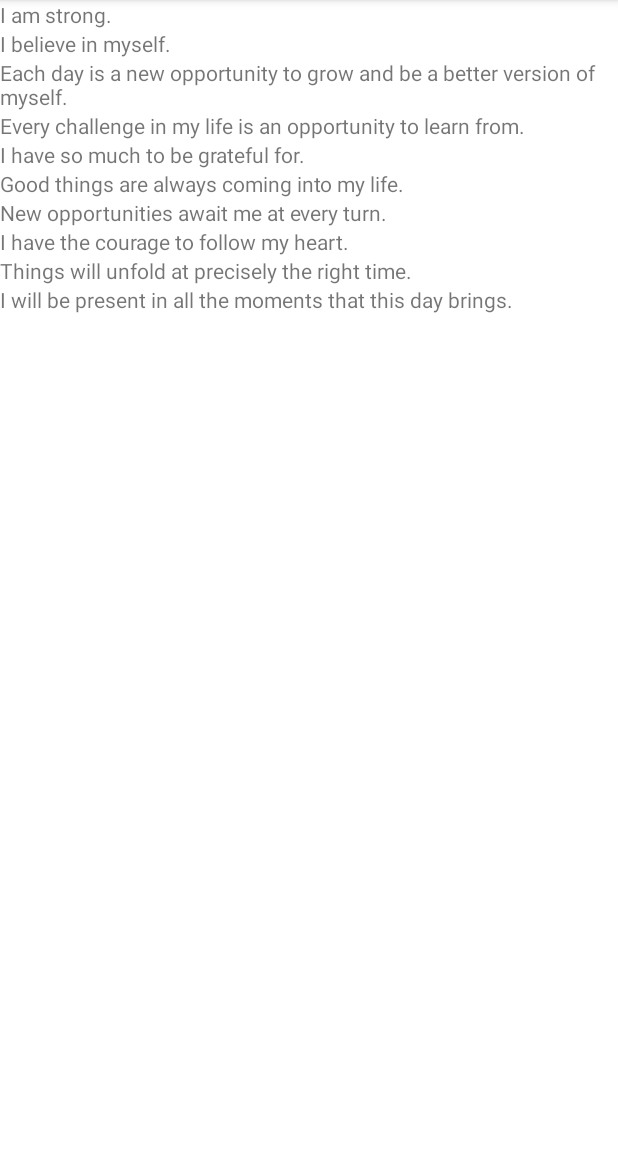
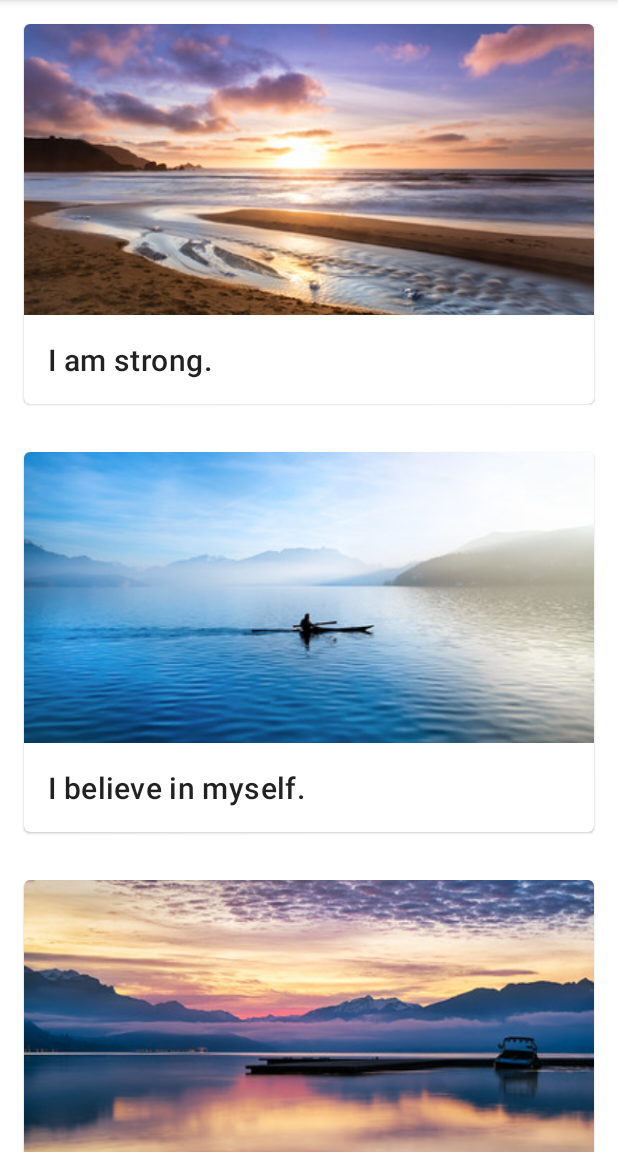
Before and after one commit to shahabsaalami/mft-mashhad-2022-autumn, an Android app: the screen it shows after launch (MainActivity), on a phone screen of 412 x 824 dp, the part 84-1236 px from its top. Run offline under Robolectric (Android 15) with nearby library versions, the phone set to English and light mode, and no system bars.

Commit message:
add image and  Material card view

```diff
--- a/app/src/main/java/com/example/myapplication/adapter/ItemAdapter.kt
+++ b/app/src/main/java/com/example/myapplication/adapter/ItemAdapter.kt
@@ -4,6 +4,7 @@ import android.content.Context
 import android.view.LayoutInflater
 import android.view.View
 import android.view.ViewGroup
+import android.widget.ImageView
 import android.widget.TextView
 import androidx.recyclerview.widget.RecyclerView
 import com.example.myapplication.R
@@ -20,6 +21,8 @@ class ItemAdapter(private val context: Context, private val dataset: List<Affirm
     // Each data item is just an Affirmation object.
     class ItemViewHolder(private val view: View) : RecyclerView.ViewHolder(view) {
         val textView: TextView = view.findViewById(R.id.item_title)
+        val imageView: ImageView = view.findViewById(R.id.item_image)
+
     }
 
     /**
@@ -42,6 +45,8 @@ class ItemAdapter(private val context: Context, private val dataset: List<Affirm
     override fun onBindViewHolder(holder: ItemViewHolder, position: Int) {
         val item = dataset[position]
         holder.textView.text = context.getText(item.stringResourceId)
+        holder.imageView.setImageResource(item.imageResourceId)
+
     }
 
     override fun getItemCount(): Int {
--- a/app/src/main/java/com/example/myapplication/data/DataSource.kt
+++ b/app/src/main/java/com/example/myapplication/data/DataSource.kt
@@ -6,16 +6,16 @@ import com.example.myapplication.model.Affirmation
 class DataSource {
     fun loadAffirmations(): List<Affirmation> {
         val list = listOf<Affirmation>(
-            Affirmation(R.string.affirmation1),
-            Affirmation(R.string.affirmation2),
-            Affirmation(R.string.affirmation3),
-            Affirmation(R.string.affirmation4),
-            Affirmation(R.string.affirmation5),
-            Affirmation(R.string.affirmation6),
-            Affirmation(R.string.affirmation7),
-            Affirmation(R.string.affirmation8),
-            Affirmation(R.string.affirmation9),
-            Affirmation(R.string.affirmation10)
+            Affirmation(R.string.affirmation1, R.drawable.image1),
+            Affirmation(R.string.affirmation2, R.drawable.image2),
+            Affirmation(R.string.affirmation3, R.drawable.image3),
+            Affirmation(R.string.affirmation4, R.drawable.image4),
+            Affirmation(R.string.affirmation5, R.drawable.image5),
+            Affirmation(R.string.affirmation6, R.drawable.image6),
+            Affirmation(R.string.affirmation7, R.drawable.image7),
+            Affirmation(R.string.affirmation8, R.drawable.image8),
+            Affirmation(R.string.affirmation9, R.drawable.image9),
+            Affirmation(R.string.affirmation10, R.drawable.image10)
         )
         return list
     }
--- a/app/src/main/java/com/example/myapplication/model/Affirmation.kt
+++ b/app/src/main/java/com/example/myapplication/model/Affirmation.kt
@@ -1,5 +1,9 @@
 package com.example.myapplication.model
 
-data class Affirmation(val stringResourceId: Int) {
+import androidx.annotation.DrawableRes
+import androidx.annotation.StringRes
+
+data class Affirmation(@StringRes val stringResourceId: Int,
+                       @DrawableRes val imageResourceId: Int) {
 
 }
--- a/app/src/main/res/layout/list_item.xml
+++ b/app/src/main/res/layout/list_item.xml
@@ -1,6 +1,29 @@
 <?xml version="1.0" encoding="utf-8"?>
-<TextView android:id="@+id/item_title"
-    android:layout_width="wrap_content"
+<com.google.android.material.card.MaterialCardView xmlns:android="http://schemas.android.com/apk/res/android"
+    android:layout_width="match_parent"
     android:layout_height="wrap_content"
-    android:text="TextView"
-    xmlns:android="http://schemas.android.com/apk/res/android" />
+    android:layout_margin="16dp">
+
+    <LinearLayout xmlns:android="http://schemas.android.com/apk/res/android"
+        android:layout_width="match_parent"
+        android:layout_height="wrap_content"
+        android:orientation="vertical">
+
+        <ImageView
+            android:id="@+id/item_image"
+            android:layout_width="match_parent"
+            android:layout_height="194dp"
+            android:importantForAccessibility="no"
+            android:scaleType="centerCrop"
+            android:src="@drawable/image1" />
+
+        <TextView
+            android:id="@+id/item_title"
+            android:layout_width="match_parent"
+            android:layout_height="wrap_content"
+            android:layout_weight="1"
+            android:padding="16dp"
+            android:text="TextView"
+            android:textAppearance="?attr/textAppearanceHeadline6" />
+    </LinearLayout>
+</com.google.android.material.card.MaterialCardView>
```
Also changed, not shown: app/src/main/res/drawable/image1.jpg (added), app/src/main/res/drawable/image10.jpg (added), app/src/main/res/drawable/image2.jpg (added), app/src/main/res/drawable/image3.jpg (added), app/src/main/res/drawable/image4.jpg (added), app/src/main/res/drawable/image5.jpg (added), app/src/main/res/drawable/image6.jpg (added), app/src/main/res/drawable/image7.jpg (added), app/src/main/res/drawable/image8.jpg (added), app/src/main/res/drawable/image9.jpg (added).
